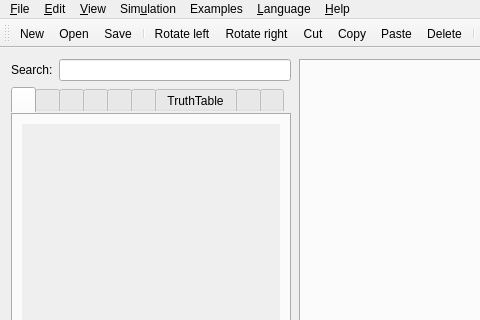
Qt form app/mainwindow.ui (GIBIS-UNIFESP/wiRedPanda) before a commit; both pictures show x 0 to 480 and y 0 to 320 of the 886 by 765 pixel window.
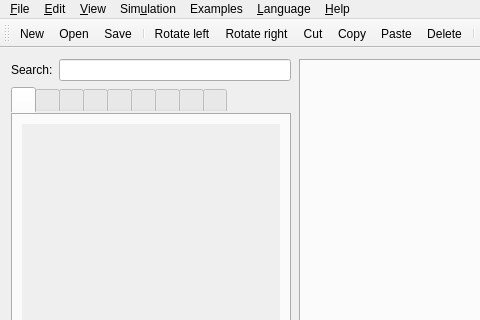
The same form after that commit. The open tabs and pages were chosen to show the change. Icons and pictures are not drawn. Custom widgets are drawn as their Qt base class.

What changed in the file:
```diff
--- a/app/mainwindow.ui
+++ b/app/mainwindow.ui
@@ -506,7 +506,7 @@
             </widget>
             <widget class="QWidget" name="truthtable">
              <attribute name="title">
-              <string>TruthTable</string>
+              <string/>
              </attribute>
              <attribute name="toolTip">
               <string>TruthTable</string>
```
Left out of the diff: 30 changed lines with no effect on the pictures.
